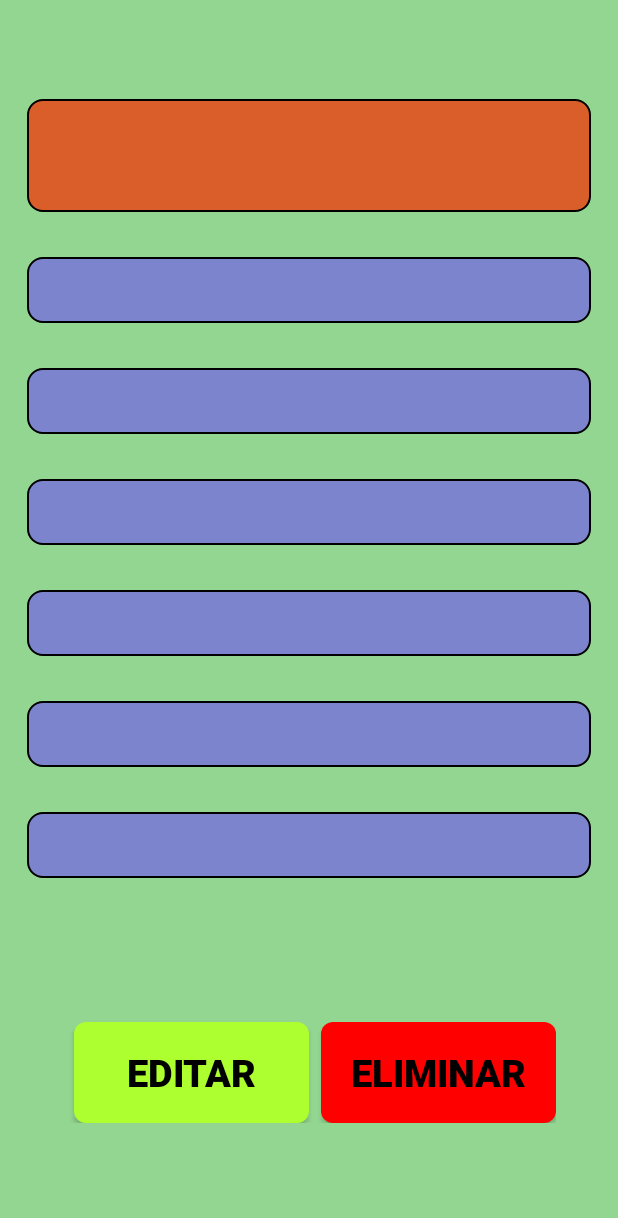
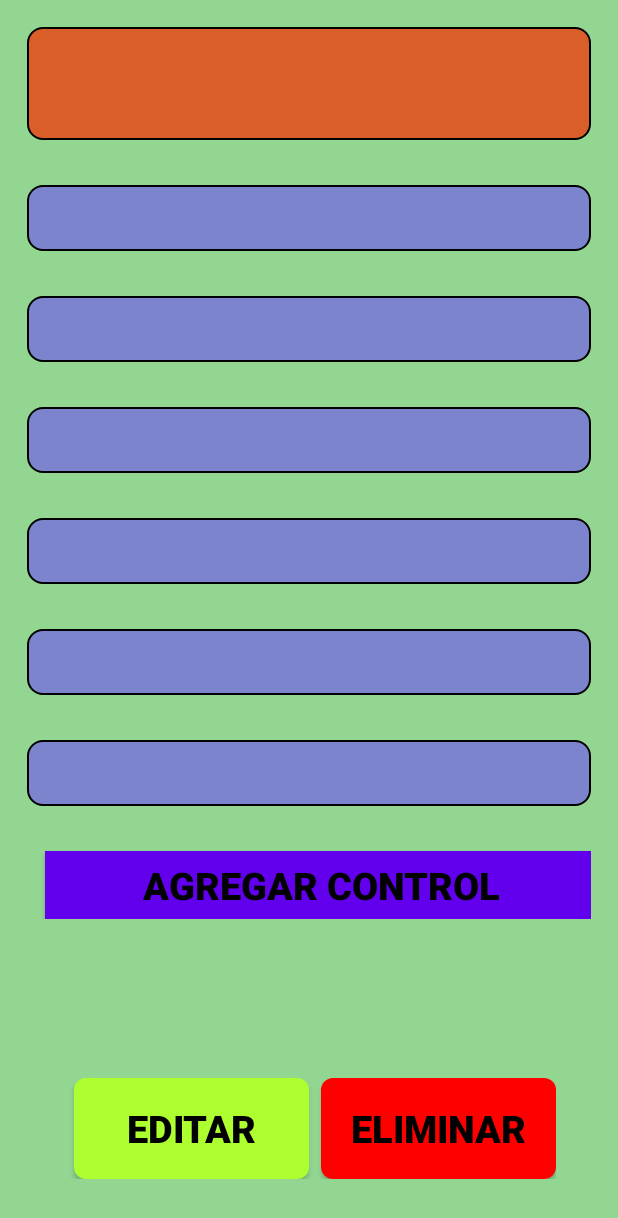
Before and after one commit to mriveros/ganatec-app, an Android app: the DetalleVaca screen opened directly, with no data from a screen before it, on a phone screen of 412 x 824 dp. Shown: the top 1218 px of the screen. Run offline under Robolectric (Android 15) with nearby library versions, the phone set to English and light mode, and no system bars; 1 statement that could not run was skipped.

Commit message:
modified:   app/src/main/java/com/example/asistenciadevacas/SQLite.kt 	modified:   app/src/main/res/layout/activity_detalle_vaca.xml 	modified:   app/src/main/res/values/strings.xml

```diff
--- a/app/src/main/res/layout/activity_detalle_vaca.xml
+++ b/app/src/main/res/layout/activity_detalle_vaca.xml
@@ -17,10 +17,12 @@
         app:layout_constraintBottom_toTopOf="@+id/btnEditarEliminar"
         app:layout_constraintEnd_toStartOf="parent"
         app:layout_constraintTop_toTopOf="parent">
-
+        <ScrollView
+                android:layout_width="match_parent"
+                android:layout_height="wrap_content">
         <LinearLayout
                 android:layout_width="match_parent"
-            android:layout_height="match_parent"
+                android:layout_height="630dp"
                 android:gravity="center"
                 android:padding="8dp"
                 android:orientation="vertical">
@@ -36,7 +38,7 @@
                     android:textColor="@color/white"
                     android:textSize="28sp"
                     android:textStyle="bold"
-                tools:ignore="RtlSymmetry" />
+                    tools:ignore="RtlSymmetry"/>
 
             <TextView
                     android:id="@+id/txtFechaNacimiento"
@@ -60,7 +62,7 @@
                     android:paddingTop="9dp"
                     android:textColor="@color/white"
                     android:textSize="25sp"
-                android:textStyle="bold" />
+                    android:textStyle="bold"/>
 
             <TextView
                     android:id="@+id/SnnUbicacion"
@@ -107,10 +109,21 @@
                     android:textColor="@color/white"
                     android:textSize="25sp"
                     android:textStyle="bold"/>
+            <Button
+                    android:id="@+id/btnAgregarControl"
+                    android:layout_width="match_parent"
+                    android:layout_height="wrap_content"
+                    android:layout_weight="3"
+                    android:layout_marginStart="8dp"
+                    android:background="@drawable/btn_azul"
+                    android:text="@string/agregar_control"
+                    android:textColor="@color/black"
+                    android:textSize="25sp"
+                    android:textStyle="bold"
+                    android:minHeight="45dp"/>
         </LinearLayout>
+        </ScrollView>
     </androidx.cardview.widget.CardView>
-
-
 
     <LinearLayout
         android:id="@+id/btnEditarEliminar"
@@ -121,7 +134,7 @@
         app:layout_constraintEnd_toEndOf="parent"
         app:layout_constraintStart_toStartOf="parent"
         app:layout_constraintTop_toTopOf="parent"
-        app:layout_constraintVertical_bias="0.9"
+        app:layout_constraintVertical_bias="0.95"
         app:layout_constraintWidth_percent="0.8">
 
         <Button
--- a/app/src/main/res/values/strings.xml
+++ b/app/src/main/res/values/strings.xml
@@ -1,6 +1,7 @@
 <resources>
     <string name="app_name">CONTROL DE HACIENDA</string>
     <string name="editar">Editar</string>
+    <string name="agregar_control">Agregar Control</string>
     <string name="eliminar">Eliminar</string>
     <string name="a_adir_vaca">AÑADIR VACA</string>
     <string name="n_mero_de_caravana">Número de Caravana</string>
```
Also changed, not shown: app/src/main/java/com/example/asistenciadevacas/SQLite.kt (+25 -0 lines). Lines whose indentation alone changed are shown as unchanged.
